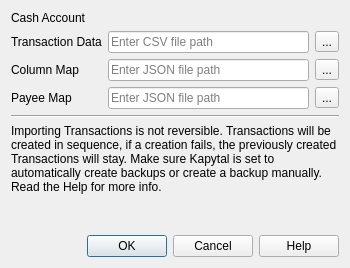
Above: src/views/ui_files/dialogs/import_transactions_dialog.ui from JakubFranek/Kapytal before the change. Below: the same form after it.
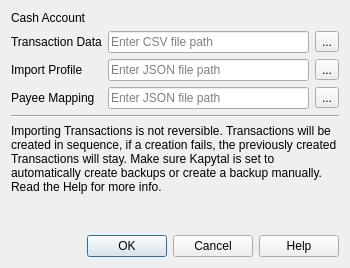
That is the form after the change.

Commit message:
Add CSV and import profile parsing
Update ImportTransactionsDialog labels.

What changed in the file:
```diff
--- a/src/views/ui_files/dialogs/import_transactions_dialog.ui
+++ b/src/views/ui_files/dialogs/import_transactions_dialog.ui
@@ -45,7 +45,7 @@
      <item row="2" column="0">
       <widget class="QLabel" name="columnMapLabel">
        <property name="text">
-        <string>Column Map</string>
+        <string>Import Profile</string>
        </property>
       </widget>
      </item>
@@ -79,7 +79,7 @@
         </sizepolicy>
        </property>
        <property name="text">
-        <string>Payee Map</string>
+        <string>Payee Mapping</string>
        </property>
       </widget>
      </item>
```
Left out of the diff: 32 changed lines with no effect on the pictures. The commit also changes 3 other files.
